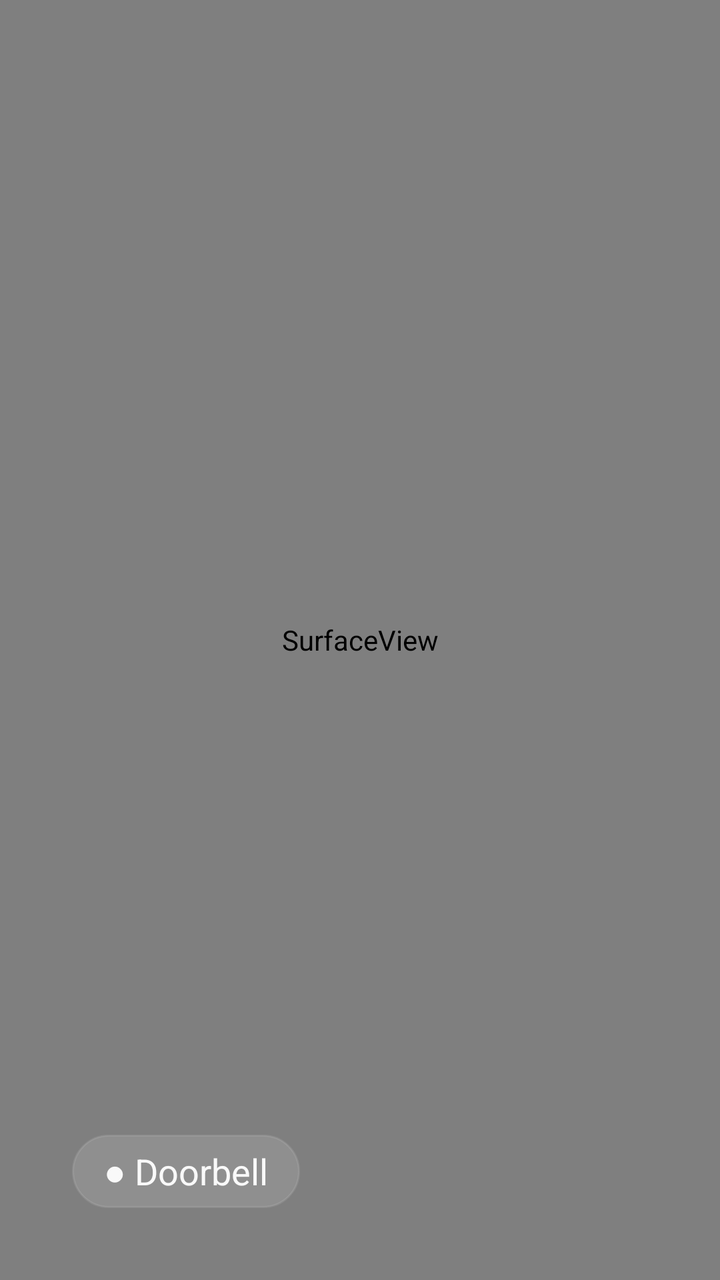
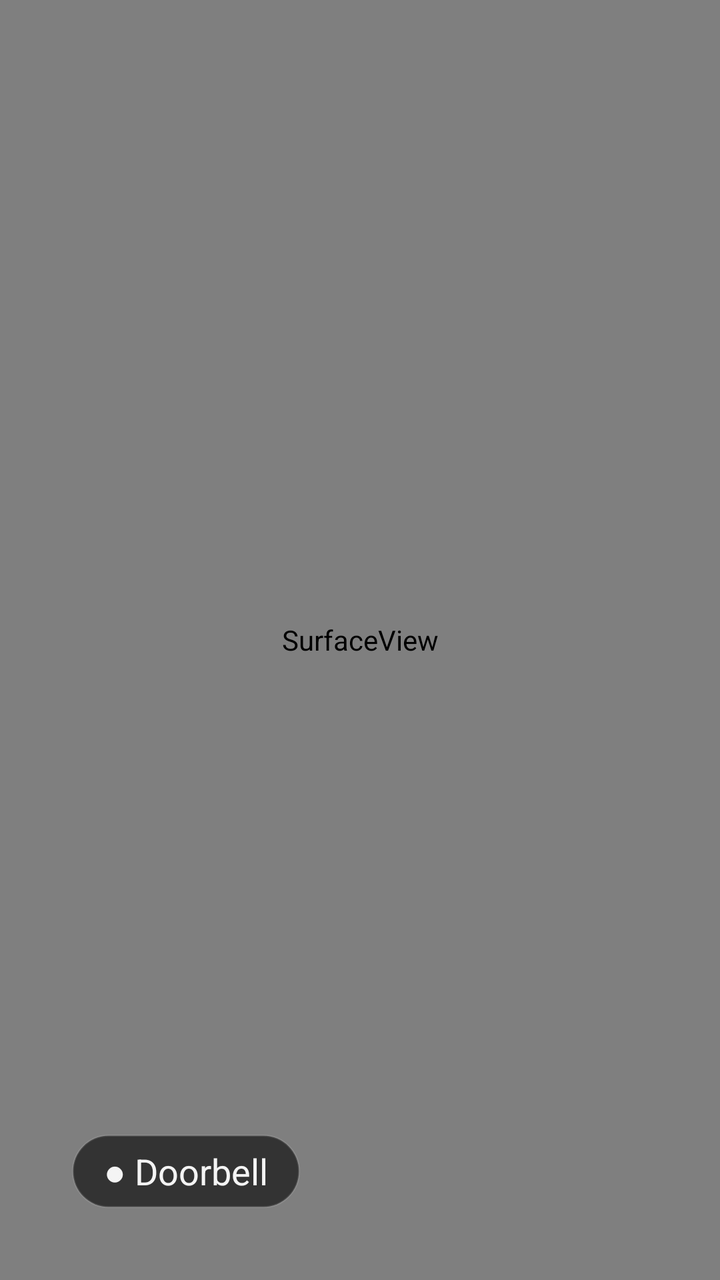

An Android layout rendered at two revisions. The XML below is the earlier revision; the diff shows what the commit changed to produce the second picture.
<!-- AndroidManifest.xml: application theme Theme.Home -->
<!-- res/layout/activity_doorbell.xml -->
<?xml version="1.0" encoding="utf-8"?>
<FrameLayout xmlns:android="http://schemas.android.com/apk/res/android"
    android:id="@+id/doorbell"
    android:layout_width="match_parent"
    android:layout_height="match_parent"
    android:background="#FF000000">

    <SurfaceView
        android:id="@+id/doorbell_video"
        android:layout_width="match_parent"
        android:layout_height="match_parent"
        android:layout_gravity="center" />

    <TextView
        android:id="@+id/doorbell_status"
        android:layout_width="wrap_content"
        android:layout_height="wrap_content"
        android:layout_gravity="bottom|start"
        android:layout_margin="36dp"
        android:background="@drawable/pill_bg"
        android:paddingStart="16dp"
        android:paddingTop="6dp"
        android:paddingEnd="16dp"
        android:paddingBottom="6dp"
        android:text="@string/doorbell"
        android:textColor="#F2FFFFFF"
        android:textSize="18sp" />
</FrameLayout>
<!-- resources referenced by this layout -->
<resources>
  <!-- drawable pill_bg (drawable) -->
  <?xml version="1.0" encoding="utf-8"?>
  <shape xmlns:android="http://schemas.android.com/apk/res/android" android:shape="rectangle">
      <solid android:color="#1FFFFFFF" />
      <stroke android:width="1dp" android:color="#1AFFFFFF" />
      <corners android:radius="20dp" />
  </shape>
  <string name="doorbell">● Doorbell</string>
  <style name="Theme.Home" parent="@android:style/Theme.DeviceDefault.NoActionBar.Fullscreen">
          <item name="android:windowBackground">@android:color/black</item>
          <item name="android:windowShowWallpaper">false</item>
          <item name="android:windowNoTitle">true</item>
          <item name="android:colorBackground">@android:color/black</item>
      </style>
</resources>

<!-- the commit's change to res/layout/activity_doorbell.xml (unified diff, before → after) -->
@@ -17,7 +17,7 @@
         android:layout_height="wrap_content"
         android:layout_gravity="bottom|start"
         android:layout_margin="36dp"
-        android:background="@drawable/pill_bg"
+        android:background="@drawable/video_pill_bg"
         android:paddingStart="16dp"
         android:paddingTop="6dp"
         android:paddingEnd="16dp"
<!-- resource entries referenced after the edit -->
@@ -1,9 +1,9 @@
 <!-- resources referenced by this layout -->
 <resources>
-  <!-- drawable pill_bg (drawable) -->
+  <!-- drawable video_pill_bg (drawable) -->
   <?xml version="1.0" encoding="utf-8"?>
   <shape xmlns:android="http://schemas.android.com/apk/res/android" android:shape="rectangle">
-      <solid android:color="#1FFFFFFF" />
+      <solid android:color="#99000000" />
       <stroke android:width="1dp" android:color="#1AFFFFFF" />
       <corners android:radius="20dp" />
   </shape>
